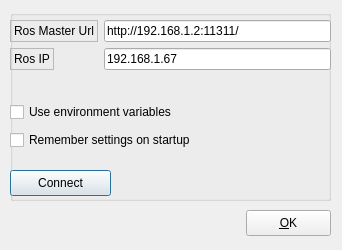
This is ui/roscommdialog.ui in JoaoQPereira/motion_manager as Qt 5 draws it before an edit. The edited form follows.
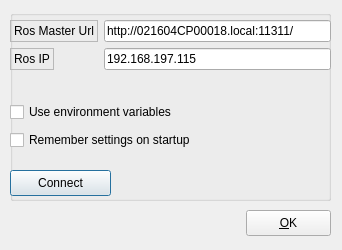
This is the edited form.

The edit to the form file:
```diff
--- a/ui/roscommdialog.ui
+++ b/ui/roscommdialog.ui
@@ -88,7 +88,7 @@
      <item row="0" column="1">
       <widget class="QLineEdit" name="line_edit_master">
        <property name="text">
-        <string>http://192.168.1.2:11311/</string>
+        <string>http://021604CP00018.local:11311/</string>
        </property>
       </widget>
      </item>
@@ -108,7 +108,7 @@
      <item row="1" column="1">
       <widget class="QLineEdit" name="line_edit_host">
        <property name="text">
-        <string>192.168.1.67</string>
+        <string>192.168.197.115</string>
        </property>
       </widget>
      </item>
```
